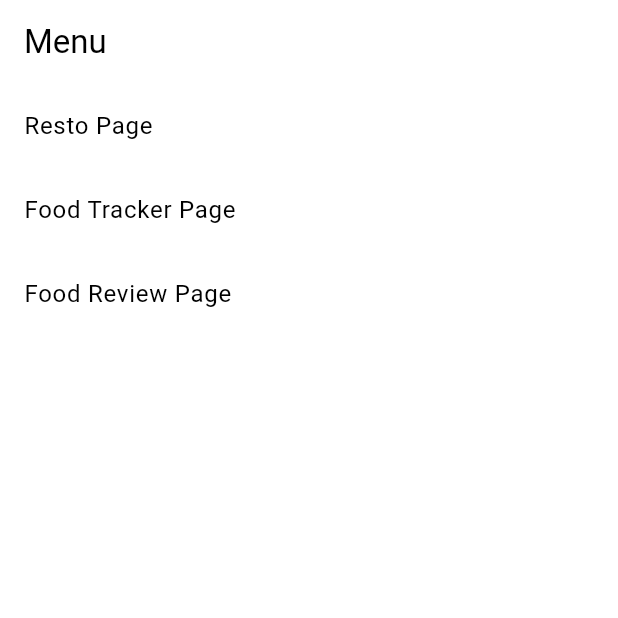
After one commit to C10-PBP-24/halal-bites-mobile, a Flutter app: the MenuPage screen opened directly, on a phone screen of 412 x 824 dp, the top half of it. The commit adds this screen. Run offline on Flutter 3.47's test engine with Material 3 defaults, Android fonts, the phone set to English and light mode, and no system bars; missing offline and left inert: pbp_django_auth.

Commit message:
add MenuPage for navigation

```diff
--- a/lib/auth/login.dart
+++ b/lib/auth/login.dart
@@ -1,6 +1,7 @@
 // import 'package:halal-bites/screens/menu.dart';
 import 'package:flutter/material.dart';
 import 'package:halal_bites/auth/register.dart';
+import 'package:halal_bites/main/menu.dart';
 import 'package:halal_bites/resto/screens/list_resto.dart';
 import 'package:pbp_django_auth/pbp_django_auth.dart';
 import 'package:provider/provider.dart';
@@ -117,7 +118,7 @@ class _LoginPageState extends State<LoginPage> {
                           Navigator.pushReplacement(
                             context,
                             MaterialPageRoute(
-                                builder: (context) => RestoPage()),
+                                builder: (context) => MenuPage()),
                           );
                           ScaffoldMessenger.of(context)
                             ..hideCurrentSnackBar()
--- a/lib/main.dart
+++ b/lib/main.dart
@@ -1,4 +1,5 @@
 import 'package:flutter/material.dart';
+import 'package:halal_bites/auth/login.dart';
 import 'package:pbp_django_auth/pbp_django_auth.dart';
 import 'package:provider/provider.dart';
 import 'package:halal_bites/rating/screens/rated_foods.dart';
@@ -26,7 +27,7 @@ class MyApp extends StatelessWidget {
             primarySwatch: Colors.deepPurple,
           ).copyWith(secondary: Colors.deepPurple[400]),
         ),
-        home: RestoPage(),
+        home: LoginPage(),
       ),
     );
   }
--- /dev/null
+++ b/lib/main/menu.dart
@@ -0,0 +1,63 @@
+import 'package:flutter/material.dart';
+import 'package:halal_bites/food_tracker/screens/food_tracker.dart';
+import 'package:halal_bites/rating/screens/rated_foods.dart';
+import 'package:halal_bites/resto/screens/list_resto.dart';
+
+// Halaman Menu dengan navigasi
+class MenuPage extends StatelessWidget {
+  @override
+  Widget build(BuildContext context) {
+    return Scaffold(
+      appBar: AppBar(title: Text('Menu')),
+      body: ListView(
+        children: [
+          ListTile(
+            title: Text('Resto Page'),
+            onTap: () {
+              Navigator.push(
+                context,
+                MaterialPageRoute(builder: (context) => RestoPage()),
+              );
+            },
+          ),
+          ListTile(
+            title: Text('Food Tracker Page'),
+            onTap: () {
+              Navigator.push(
+                context,
+                MaterialPageRoute(builder: (context) => FoodTrackerPage()),
+              );
+            },
+          ),
+          ListTile(
+            title: Text('Food Review Page'),
+            onTap: () {
+              Navigator.push(
+                context,
+                MaterialPageRoute(builder: (context) => FoodReviewPage()),
+              );
+            },
+          ),
+          // ListTile(
+          //   title: Text('Food Page'),
+          //   onTap: () {
+          //     Navigator.push(
+          //       context,
+          //       MaterialPageRoute(builder: (context) => FoodPage()),
+          //     );
+          //   },
+          // ),
+          // ListTile(
+          //   title: Text('Forum Page'),
+          //   onTap: () {
+          //     Navigator.push(
+          //       context,
+          //       MaterialPageRoute(builder: (context) => ForumPage()),
+          //     );
+          //   },
+          // ),
+        ],
+      ),
+    );
+  }
+}
```
